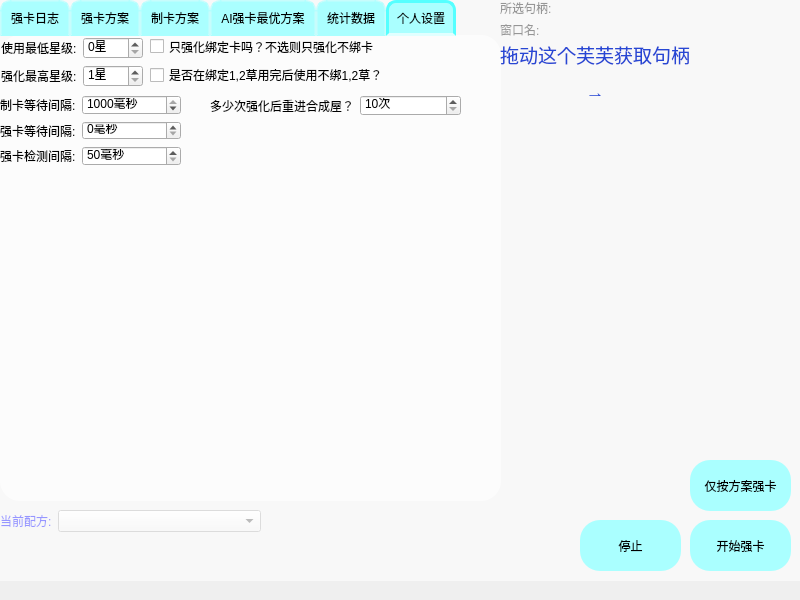
This is GUI/天知强卡器.ui in a1929238/tenchi-cards-enhancer as Qt 5 draws it before an edit. The edited form follows.
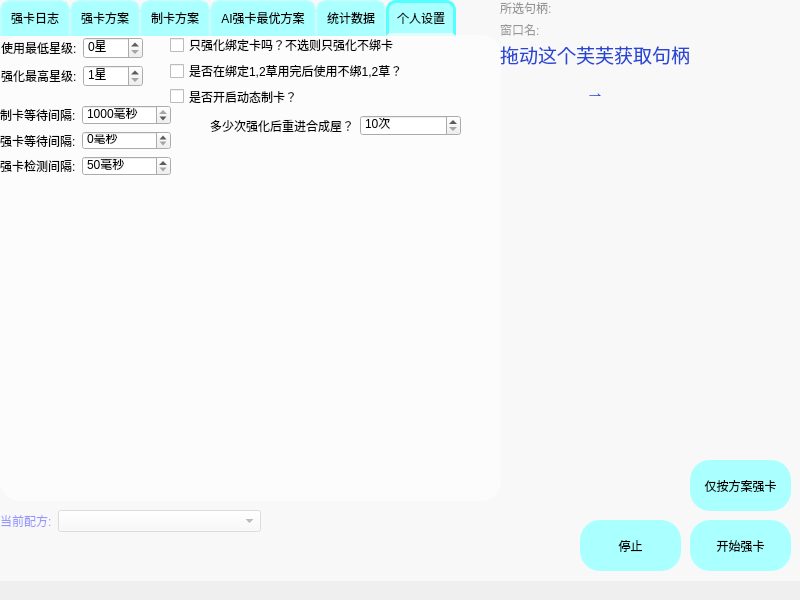
This is the edited form. The open tabs and pages were chosen to show the change. Icons and pictures are not drawn. Custom widgets are drawn as their Qt base class.

Commit message: 0.1.2 新增动态制卡，修复了只强化绑定卡时，会将0卡作为主卡的bug

Patch:
```diff
--- a/GUI/天知强卡器.ui
+++ b/GUI/天知强卡器.ui
@@ -965,10 +965,10 @@
      <widget class="QWidget" name="layoutWidget">
       <property name="geometry">
        <rect>
-        <x>150</x>
+        <x>170</x>
         <y>0</y>
         <width>311</width>
-        <height>51</height>
+        <height>71</height>
        </rect>
       </property>
       <layout class="QVBoxLayout" name="verticalLayout_11">
@@ -998,6 +998,19 @@
          </property>
         </widget>
        </item>
+       <item>
+        <widget class="QCheckBox" name="dynamic_btn">
+         <property name="toolTip">
+          <string>开启后，将会在强化完成后，额外增加一轮制卡-强化，来清理因为不合理的制卡方案而积压的卡片</string>
+         </property>
+         <property name="text">
+          <string>是否开启动态制卡？</string>
+         </property>
+         <property name="autoExclusive">
+          <bool>false</bool>
+         </property>
+        </widget>
+       </item>
       </layout>
      </widget>
      <widget class="QWidget" name="layoutWidget">
@@ -1049,11 +1062,11 @@
        </item>
       </layout>
      </widget>
-     <widget class="QWidget" name="">
+     <widget class="QWidget" name="layoutWidget">
       <property name="geometry">
        <rect>
         <x>210</x>
-        <y>60</y>
+        <y>80</y>
         <width>251</width>
         <height>21</height>
        </rect>
@@ -1087,12 +1100,12 @@
        </item>
       </layout>
      </widget>
-     <widget class="QWidget" name="">
+     <widget class="QWidget" name="layoutWidget">
       <property name="geometry">
        <rect>
         <x>0</x>
-        <y>60</y>
-        <width>181</width>
+        <y>70</y>
+        <width>171</width>
         <height>71</height>
        </rect>
       </property>
```
Left out of the diff: 2 changed lines with no effect on the pictures. The commit also changes 4 other files.
